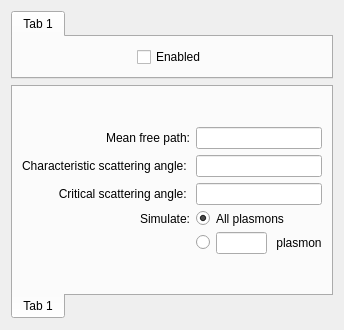
JJPPeters/clTEM, file src/gui/dialogs/settings/frames/plasmonsettingsframe.ui: the form before one commit.
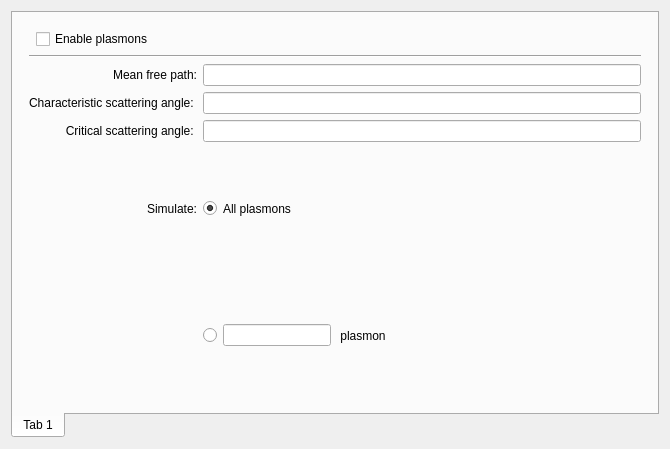
The form after the commit. Custom widgets are drawn as their Qt base class.

Patch:
```diff
--- a/src/gui/dialogs/settings/frames/plasmonsettingsframe.ui
+++ b/src/gui/dialogs/settings/frames/plasmonsettingsframe.ui
@@ -6,59 +6,15 @@
    <rect>
     <x>0</x>
     <y>0</y>
-    <width>344</width>
-    <height>330</height>
+    <width>670</width>
+    <height>449</height>
    </rect>
   </property>
   <property name="windowTitle">
    <string>Form</string>
   </property>
-  <layout class="QGridLayout" name="gridLayout" rowstretch="0,1">
+  <layout class="QGridLayout" name="gridLayout" rowstretch="0">
    <item row="0" column="0">
-    <widget class="tabPanel" name="tabWidget_2">
-     <widget class="QWidget" name="tab_2">
-      <attribute name="title">
-       <string>Tab 1</string>
-      </attribute>
-      <layout class="QHBoxLayout" name="horizontalLayout_3">
-       <item>
-        <spacer name="horizontalSpacer">
-         <property name="orientation">
-          <enum>Qt::Horizontal</enum>
-         </property>
-         <property name="sizeHint" stdset="0">
-          <size>
-           <width>128</width>
-           <height>20</height>
-          </size>
-         </property>
-        </spacer>
-       </item>
-       <item>
-        <widget class="QCheckBox" name="chkEnabled">
-         <property name="text">
-          <string>Enabled</string>
-         </property>
-        </widget>
-       </item>
-       <item>
-        <spacer name="horizontalSpacer_2">
-         <property name="orientation">
-          <enum>Qt::Horizontal</enum>
-         </property>
-         <property name="sizeHint" stdset="0">
-          <size>
-           <width>127</width>
-           <height>20</height>
-          </size>
-         </property>
-        </spacer>
-       </item>
-      </layout>
-     </widget>
-    </widget>
-   </item>
-   <item row="1" column="0">
     <widget class="tabPanel" name="tabWidget">
      <property name="tabPosition">
       <enum>QTabWidget::South</enum>
@@ -71,116 +27,71 @@
        <string>Tab 1</string>
       </attribute>
       <layout class="QGridLayout" name="gridLayout_2">
-       <item row="1" column="0">
-        <spacer name="horizontalSpacer_4">
-         <property name="orientation">
-          <enum>Qt::Horizontal</enum>
-         </property>
-         <property name="sizeHint" stdset="0">
-          <size>
-           <width>10</width>
-           <height>20</height>
-          </size>
-         </property>
-        </spacer>
+       <item row="7" column="4">
+        <layout class="QHBoxLayout" name="horizontalLayout" stretch="0,0,1">
+         <item>
+          <widget class="QRadioButton" name="rdioIndividual">
+           <property name="text">
+            <string/>
+           </property>
+           <property name="checked">
+            <bool>false</bool>
+           </property>
+          </widget>
+         </item>
+         <item>
+          <widget class="NthUnitsBox" name="edtIndividual"/>
+         </item>
+         <item>
+          <widget class="QLabel" name="label_8">
+           <property name="sizePolicy">
+            <sizepolicy hsizetype="Preferred" vsizetype="Preferred">
+             <horstretch>0</horstretch>
+             <verstretch>0</verstretch>
+            </sizepolicy>
+           </property>
+           <property name="text">
+            <string> plasmon</string>
+           </property>
+           <property name="alignment">
+            <set>Qt::AlignLeading|Qt::AlignLeft|Qt::AlignVCenter</set>
+           </property>
+          </widget>
+         </item>
+        </layout>
        </item>
-       <item row="6" column="4">
+       <item row="8" column="4">
         <spacer name="verticalSpacer_2">
          <property name="orientation">
           <enum>Qt::Vertical</enum>
          </property>
-         <property name="sizeHint" stdset="0">
-          <size>
-           <width>20</width>
-           <height>0</height>
-          </size>
-         </property>
         </spacer>
        </item>
-       <item row="1" column="5">
+       <item row="3" column="5">
         <spacer name="horizontalSpacer_3">
          <property name="orientation">
           <enum>Qt::Horizontal</enum>
          </property>
-         <property name="sizeHint" stdset="0">
-          <size>
-           <width>10</width>
-           <height>20</height>
-          </size>
-         </property>
-        </spacer>
-       </item>
-       <item row="1" column="1" colspan="3">
-        <widget class="QLabel" name="label_2">
-         <property name="sizePolicy">
-          <sizepolicy hsizetype="Preferred" vsizetype="Preferred">
-           <horstretch>0</horstretch>
-           <verstretch>0</verstretch>
-          </sizepolicy>
-         </property>
-         <property name="text">
-          <string>Mean free path:</string>
-         </property>
-         <property name="alignment">
-          <set>Qt::AlignRight|Qt::AlignTrailing|Qt::AlignVCenter</set>
-         </property>
-        </widget>
-       </item>
-       <item row="3" column="1" colspan="3">
-        <widget class="QLabel" name="label_4">
-         <property name="sizePolicy">
-          <sizepolicy hsizetype="Preferred" vsizetype="Preferred">
-           <horstretch>0</horstretch>
-           <verstretch>0</verstretch>
-          </sizepolicy>
-         </property>
-         <property name="text">
-          <string>Critical scattering angle: </string>
-         </property>
-         <property name="alignment">
-          <set>Qt::AlignRight|Qt::AlignTrailing|Qt::AlignVCenter</set>
-         </property>
-        </widget>
-       </item>
-       <item row="0" column="4">
-        <spacer name="verticalSpacer">
-         <property name="orientation">
-          <enum>Qt::Vertical</enum>
-         </property>
-         <property name="sizeHint" stdset="0">
-          <size>
-           <width>20</width>
-           <height>0</height>
-          </size>
-         </property>
         </spacer>
        </item>
        <item row="3" column="4">
-        <widget class="EditUnitsBox" name="edtCriticalAngle"/>
-       </item>
-       <item row="1" column="4">
         <widget class="EditUnitsBox" name="edtMeanFreePath"/>
        </item>
-       <item row="2" column="1" colspan="3">
-        <widget class="QLabel" name="label_3">
-         <property name="sizePolicy">
-          <sizepolicy hsizetype="Preferred" vsizetype="Preferred">
-           <horstretch>0</horstretch>
-           <verstretch>0</verstretch>
-          </sizepolicy>
+       <item row="3" column="0">
+        <spacer name="horizontalSpacer_4">
+         <property name="orientation">
+          <enum>Qt::Horizontal</enum>
          </property>
-         <property name="text">
-          <string>Characteristic scattering angle: </string>
+        </spacer>
+       </item>
+       <item row="0" column="4">
+        <spacer name="verticalSpacer">
+         <property name="orientation">
+          <enum>Qt::Vertical</enum>
          </property>
-         <property name="alignment">
-          <set>Qt::AlignRight|Qt::AlignTrailing|Qt::AlignVCenter</set>
-         </property>
-        </widget>
+        </spacer>
        </item>
-       <item row="2" column="4">
-        <widget class="EditUnitsBox" name="edtCharacteristicAngle"/>
-       </item>
-       <item row="4" column="4">
+       <item row="6" column="4">
         <layout class="QHBoxLayout" name="horizontalLayout_4" stretch="0,1">
          <item>
           <widget class="QRadioButton" name="rdioCombined">
@@ -210,40 +121,42 @@
          </item>
         </layout>
        </item>
-       <item row="5" column="4">
-        <layout class="QHBoxLayout" name="horizontalLayout" stretch="0,0,1">
-         <item>
-          <widget class="QRadioButton" name="rdioIndividual">
-           <property name="text">
-            <string/>
-           </property>
-           <property name="checked">
-            <bool>false</bool>
-           </property>
-          </widget>
-         </item>
-         <item>
-          <widget class="NthUnitsBox" name="edtIndividual"/>
-         </item>
-         <item>
-          <widget class="QLabel" name="label_8">
-           <property name="sizePolicy">
-            <sizepolicy hsizetype="Preferred" vsizetype="Preferred">
-             <horstretch>0</horstretch>
-             <verstretch>0</verstretch>
-            </sizepolicy>
-           </property>
-           <property name="text">
-            <string> plasmon</string>
-           </property>
-           <property name="alignment">
-            <set>Qt::AlignLeading|Qt::AlignLeft|Qt::AlignVCenter</set>
-           </property>
-          </widget>
-         </item>
-        </layout>
-       </item>
        <item row="4" column="3">
+        <widget class="QLabel" name="label_3">
+         <property name="sizePolicy">
+          <sizepolicy hsizetype="Preferred" vsizetype="Preferred">
+           <horstretch>0</horstretch>
+           <verstretch>0</verstretch>
+          </sizepolicy>
+         </property>
+         <property name="text">
+          <string>Characteristic scattering angle: </string>
+         </property>
+         <property name="alignment">
+          <set>Qt::AlignRight|Qt::AlignTrailing|Qt::AlignVCenter</set>
+         </property>
+        </widget>
+       </item>
+       <item row="3" column="3">
+        <widget class="QLabel" name="label_2">
+         <property name="sizePolicy">
+          <sizepolicy hsizetype="Preferred" vsizetype="Preferred">
+           <horstretch>0</horstretch>
+           <verstretch>0</verstretch>
+          </sizepolicy>
+         </property>
+         <property name="text">
+          <string>Mean free path:</string>
+         </property>
+         <property name="alignment">
+          <set>Qt::AlignRight|Qt::AlignTrailing|Qt::AlignVCenter</set>
+         </property>
+        </widget>
+       </item>
+       <item row="5" column="4">
+        <widget class="EditUnitsBox" name="edtCriticalAngle"/>
+       </item>
+       <item row="6" column="3">
         <widget class="QLabel" name="label_5">
          <property name="sizePolicy">
           <sizepolicy hsizetype="Preferred" vsizetype="Preferred">
@@ -259,6 +172,57 @@
          </property>
         </widget>
        </item>
+       <item row="4" column="4">
+        <widget class="EditUnitsBox" name="edtCharacteristicAngle"/>
+       </item>
+       <item row="1" column="3" colspan="2">
+        <layout class="QHBoxLayout" name="horizontalLayout_5">
+         <item>
+          <spacer name="horizontalSpacer">
+           <property name="orientation">
+            <enum>Qt::Horizontal</enum>
+           </property>
+          </spacer>
+         </item>
+         <item>
+          <widget class="QCheckBox" name="chkEnabled">
+           <property name="text">
+            <string>Enable plasmons</string>
+           </property>
+          </widget>
+         </item>
+         <item>
+          <spacer name="horizontalSpacer_2">
+           <property name="orientation">
+            <enum>Qt::Horizontal</enum>
+           </property>
+          </spacer>
+         </item>
+        </layout>
+       </item>
+       <item row="5" column="3">
+        <widget class="QLabel" name="label_4">
+         <property name="sizePolicy">
+          <sizepolicy hsizetype="Preferred" vsizetype="Preferred">
+           <horstretch>0</horstretch>
+           <verstretch>0</verstretch>
+          </sizepolicy>
+         </property>
+         <property name="text">
+          <string>Critical scattering angle: </string>
+         </property>
+         <property name="alignment">
+          <set>Qt::AlignRight|Qt::AlignTrailing|Qt::AlignVCenter</set>
+         </property>
+        </widget>
+       </item>
+       <item row="2" column="3" colspan="2">
+        <widget class="Line" name="line">
+         <property name="orientation">
+          <enum>Qt::Horizontal</enum>
+         </property>
+        </widget>
+       </item>
       </layout>
      </widget>
     </widget>
```
Left out of the diff: 3 changed lines with no effect on the pictures.
